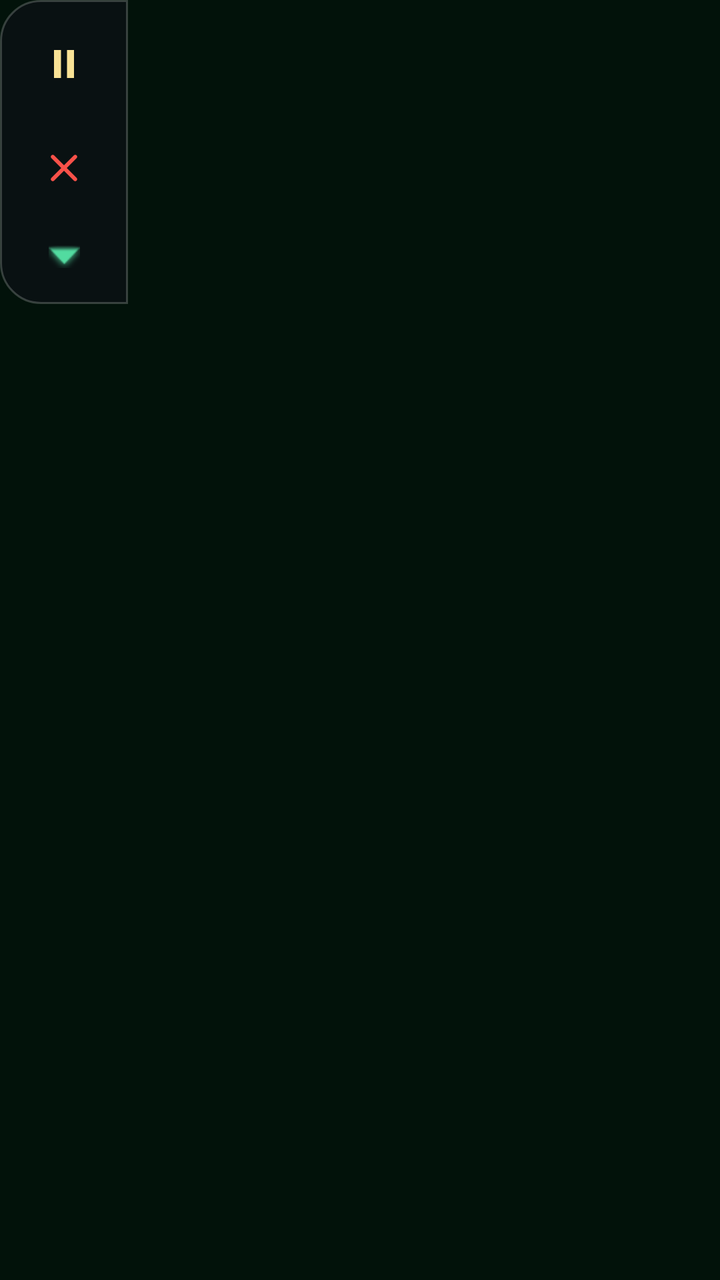
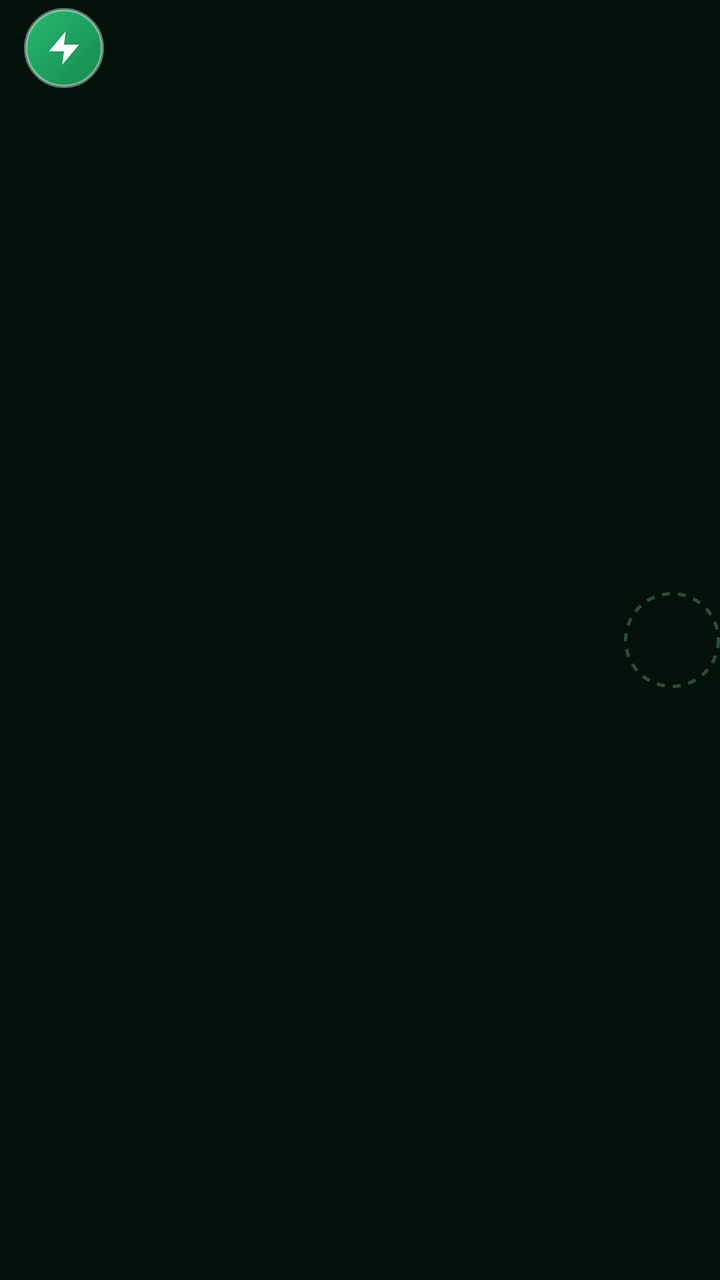

An Android layout rendered at two revisions. The XML below is the earlier revision; the diff shows what the commit changed to produce the second picture.
<!-- AndroidManifest.xml: application theme Theme.RealEarnPayPal -->
<!-- res/layout/overlay_controls.xml -->
<?xml version="1.0" encoding="utf-8"?>
<FrameLayout xmlns:android="http://schemas.android.com/apk/res/android"
    android:layout_width="wrap_content"
    android:layout_height="wrap_content">

    <LinearLayout
        android:id="@+id/llExpanded"
        android:layout_width="wrap_content"
        android:layout_height="wrap_content"
        android:orientation="vertical"
        android:gravity="end"
        android:background="@drawable/bg_overlay_panel"
        android:padding="8dp">

        <ImageButton
            android:id="@+id/btnToggle"
            android:layout_width="48dp"
            android:layout_height="48dp"
            android:background="@android:color/transparent"
            android:src="@drawable/ic_pause"
            android:contentDescription="Pause/Resume"
            android:tint="@color/vip_gold_light"/>

        <ImageButton
            android:id="@+id/btnClose"
            android:layout_width="48dp"
            android:layout_height="48dp"
            android:layout_marginTop="4dp"
            android:background="@android:color/transparent"
            android:src="@drawable/ic_close"
            android:contentDescription="Stop"
            android:tint="@color/error_red"/>

        <ImageButton
            android:id="@+id/btnMinimize"
            android:layout_width="32dp"
            android:layout_height="32dp"
            android:layout_gravity="center_horizontal"
            android:layout_marginTop="4dp"
            android:background="@android:color/transparent"
            android:src="@android:drawable/arrow_down_float"
            android:tint="@color/vip_emerald_light"/>
    </LinearLayout>

    <ImageView
        android:id="@+id/ivMinimized"
        android:layout_width="40dp"
        android:layout_height="40dp"
        android:visibility="gone"
        android:src="@drawable/ic_launcher"
        android:background="@drawable/bg_round_blue"
        android:padding="8dp"/>

</FrameLayout>
<!-- resources referenced by this layout -->
<resources>
  <color name="error_red">#FFF85149</color>
  <color name="vip_emerald_light">#FF52DBA0</color>
  <color name="vip_gold_light">#FFF9E295</color>
  <!-- drawable bg_overlay_panel (drawable) -->
  <?xml version="1.0" encoding="utf-8"?>
  <shape xmlns:android="http://schemas.android.com/apk/res/android"
      android:shape="rectangle">
      <solid android:color="#AA0D1117" />
      <corners
          android:topLeftRadius="20dp"
          android:topRightRadius="0dp"
          android:bottomLeftRadius="20dp"
          android:bottomRightRadius="0dp" />
      <stroke android:width="1dp" android:color="#33FFFFFF" />
  </shape>
  <!-- drawable bg_round_blue (drawable) -->
  <?xml version="1.0" encoding="utf-8"?>
  <shape xmlns:android="http://schemas.android.com/apk/res/android"
      android:shape="oval">
      <solid android:color="#FF0070BA" />
      <stroke android:width="1dp" android:color="#55FFFFFF" />
  </shape>
  <!-- drawable ic_close (drawable) -->
  <?xml version="1.0" encoding="utf-8"?>
  <vector xmlns:android="http://schemas.android.com/apk/res/android"
      android:width="24dp"
      android:height="24dp"
      android:viewportWidth="24"
      android:viewportHeight="24">
      <path
          android:fillColor="#FFFFFF"
          android:pathData="M18.3,7.1c0.4,-0.4 0.4,-1 0,-1.4c-0.4,-0.4 -1,-0.4 -1.4,0L12,10.6l-4.9,-4.9c-0.4,-0.4 -1,-0.4 -1.4,0c-0.4,0.4 -0.4,1 0,1.4L10.6,12l-4.9,4.9c-0.4,0.4 -0.4,1 0,1.4c0.4,0.4 1,0.4 1.4,0L12,13.4l4.9,4.9c0.4,0.4 1,0.4 1.4,0c0.4,-0.4 0.4,-1 0,-1.4L13.4,12z" />
  </vector>
  <!-- drawable ic_launcher (drawable) -->
  <?xml version="1.0" encoding="utf-8"?>
  <vector xmlns:android="http://schemas.android.com/apk/res/android"
      android:width="108dp"
      android:height="108dp"
      android:viewportWidth="108"
      android:viewportHeight="108">
      <path
          android:fillColor="#0070BA"
          android:pathData="M0,0h108v108h-108z" />
      <path
          android:fillColor="#FFFFFF"
          android:pathData="M32,38 L76,38 L76,46 L32,46 Z" />
      <path
          android:fillColor="#FFFFFF"
          android:pathData="M32,52 L68,52 L68,60 L32,60 Z" />
      <path
          android:fillColor="#FFFFFF"
          android:pathData="M32,66 L60,66 L60,74 L32,74 Z" />
  </vector>
  <!-- drawable ic_pause (drawable) -->
  <?xml version="1.0" encoding="utf-8"?>
  <vector xmlns:android="http://schemas.android.com/apk/res/android"
      android:width="24dp"
      android:height="24dp"
      android:viewportWidth="24"
      android:viewportHeight="24">
      <path
          android:fillColor="#FFFFFF"
          android:pathData="M7,5h3.5v14H7z M13.5,5H17v14h-3.5z" />
  </vector>
  <style name="Theme.RealEarnPayPal" parent="Theme.MaterialComponents.NoActionBar">
          <item name="colorPrimary">@color/vip_emerald</item>
          <item name="colorPrimaryVariant">@color/vip_emerald_dark</item>
          <item name="colorOnPrimary">@color/white</item>
          <item name="colorSecondary">@color/vip_gold</item>
          <item name="colorOnSecondary">@color/black</item>
          <item name="android:statusBarColor">@color/bg_dark</item>
          <item name="android:navigationBarColor">@color/bg_dark</item>
          <item name="android:windowBackground">@color/bg_dark</item>
          <item name="android:textColorPrimary">@color/text_light</item>
          <item name="android:textColorSecondary">@color/text_dim</item>
      </style>
  <color name="vip_emerald">#FF27B86E</color>
  <color name="vip_emerald_dark">#FF168A50</color>
  <color name="white">#FFFFFFFF</color>
  <color name="vip_gold">#FFE6C15A</color>
  <color name="black">#FF000000</color>
  <color name="bg_dark">#FF02120A</color>
  <color name="text_light">#FFE8F5EE</color>
  <color name="text_dim">#FF8BAA9A</color>
</resources>

<!-- the commit's change to res/layout/overlay_controls.xml (unified diff, before → after) -->
@@ -1,54 +1,69 @@
 <?xml version="1.0" encoding="utf-8"?>
 <FrameLayout xmlns:android="http://schemas.android.com/apk/res/android"
     android:layout_width="wrap_content"
-    android:layout_height="wrap_content">
+    android:layout_height="wrap_content"
+    android:paddingStart="4dp"
+    android:paddingTop="4dp"
+    android:paddingBottom="4dp">
+
+    
+    <View
+        android:id="@+id/ovPulseRing"
+        android:layout_width="48dp"
+        android:layout_height="48dp"
+        android:layout_gravity="end|center_vertical"
+        android:background="@drawable/bg_overlay_toggle_ring"
+        android:alpha="0.6" />
 
     <LinearLayout
-        android:id="@+id/llExpanded"
         android:layout_width="wrap_content"
         android:layout_height="wrap_content"
-        android:orientation="vertical"
-        android:gravity="end"
-        android:background="@drawable/bg_overlay_panel"
-        android:padding="8dp">
+        android:orientation="horizontal"
+        android:gravity="center_vertical">
 
+        
+        <LinearLayout
+            android:id="@+id/ovActions"
+            android:layout_width="wrap_content"
+            android:layout_height="wrap_content"
+            android:orientation="horizontal"
+            android:gravity="center_vertical"
+            android:visibility="gone"
+            android:alpha="0">
+
+            
+            <ImageButton
+                android:id="@+id/btnPause"
+                android:layout_width="48dp"
+                android:layout_height="48dp"
+                android:background="@drawable/bg_overlay_btn_pause"
+                android:src="@drawable/ic_overlay_pause"
+                android:scaleType="centerInside"
+                android:contentDescription="Pause" />
+
+            
+            <ImageButton
+                android:id="@+id/btnStop"
+                android:layout_width="48dp"
+                android:layout_height="48dp"
+                android:layout_marginStart="8dp"
+                android:background="@drawable/bg_overlay_btn_stop"
+                android:src="@drawable/ic_overlay_stop"
+                android:scaleType="centerInside"
+                android:contentDescription="Stop" />
+        </LinearLayout>
+
+        
         <ImageButton
             android:id="@+id/btnToggle"
-            android:layout_width="48dp"
-            android:layout_height="48dp"
-            android:background="@android:color/transparent"
-            android:src="@drawable/ic_pause"
-            android:contentDescription="Pause/Resume"
-            android:tint="@color/vip_gold_light"/>
-
-        <ImageButton
-            android:id="@+id/btnClose"
-            android:layout_width="48dp"
-            android:layout_height="48dp"
-            android:layout_marginTop="4dp"
-            android:background="@android:color/transparent"
-            android:src="@drawable/ic_close"
-            android:contentDescription="Stop"
-            android:tint="@color/error_red"/>
-
-        <ImageButton
-            android:id="@+id/btnMinimize"
-            android:layout_width="32dp"
-            android:layout_height="32dp"
-            android:layout_gravity="center_horizontal"
-            android:layout_marginTop="4dp"
-            android:background="@android:color/transparent"
-            android:src="@android:drawable/arrow_down_float"
-            android:tint="@color/vip_emerald_light"/>
+            android:layout_width="40dp"
+            android:layout_height="40dp"
+            android:layout_marginStart="8dp"
+            android:background="@drawable/bg_overlay_toggle_closed"
+            android:src="@drawable/ic_overlay_lightning"
+            android:scaleType="centerInside"
+            android:padding="10dp"
+            android:contentDescription="Toggle controls" />
     </LinearLayout>
 
-    <ImageView
-        android:id="@+id/ivMinimized"
-        android:layout_width="40dp"
-        android:layout_height="40dp"
-        android:visibility="gone"
-        android:src="@drawable/ic_launcher"
-        android:background="@drawable/bg_round_blue"
-        android:padding="8dp"/>
-
 </FrameLayout>
<!-- resource entries referenced after the edit -->
@@ -1,29 +1,48 @@
 <!-- resources referenced by this layout -->
 <resources>
-  <color name="error_red">#FFF85149</color>
-  <color name="vip_emerald_light">#FF52DBA0</color>
-  <color name="vip_gold_light">#FFF9E295</color>
-  <!-- drawable bg_overlay_panel (drawable) -->
+  <!-- drawable bg_overlay_btn_pause (drawable) -->
   <?xml version="1.0" encoding="utf-8"?>
-  <shape xmlns:android="http://schemas.android.com/apk/res/android"
-      android:shape="rectangle">
-      <solid android:color="#AA0D1117" />
-      <corners
-          android:topLeftRadius="20dp"
-          android:topRightRadius="0dp"
-          android:bottomLeftRadius="20dp"
-          android:bottomRightRadius="0dp" />
-      <stroke android:width="1dp" android:color="#33FFFFFF" />
+  <shape xmlns:android="http://schemas.android.com/apk/res/android" android:shape="rectangle">
+      <gradient
+          android:type="linear"
+          android:startColor="#F9E295"
+          android:endColor="#D4A834"
+          android:angle="315" />
+      <corners android:radius="14dp" />
+      <size android:width="48dp" android:height="48dp" />
+      <stroke android:width="1dp" android:color="#AAFFFFFF" />
   </shape>
-  <!-- drawable bg_round_blue (drawable) -->
+  <!-- drawable bg_overlay_btn_stop (drawable) -->
   <?xml version="1.0" encoding="utf-8"?>
-  <shape xmlns:android="http://schemas.android.com/apk/res/android"
-      android:shape="oval">
-      <solid android:color="#FF0070BA" />
-      <stroke android:width="1dp" android:color="#55FFFFFF" />
+  <shape xmlns:android="http://schemas.android.com/apk/res/android" android:shape="rectangle">
+      <gradient
+          android:type="linear"
+          android:startColor="#F87171"
+          android:endColor="#C81E1E"
+          android:angle="315" />
+      <corners android:radius="14dp" />
+      <size android:width="48dp" android:height="48dp" />
+      <stroke android:width="1dp" android:color="#99FFFFFF" />
   </shape>
-  <!-- drawable ic_close (drawable) -->
+  <!-- drawable bg_overlay_toggle_closed (drawable) -->
   <?xml version="1.0" encoding="utf-8"?>
+  <shape xmlns:android="http://schemas.android.com/apk/res/android" android:shape="oval">
+      <gradient
+          android:type="linear"
+          android:startColor="#27B86E"
+          android:endColor="#168A50"
+          android:angle="315" />
+      <size android:width="40dp" android:height="40dp" />
+      <stroke android:width="1.5dp" android:color="#66FFFFFF" />
+  </shape>
+  <!-- drawable bg_overlay_toggle_ring (drawable) -->
+  <?xml version="1.0" encoding="utf-8"?>
+  <shape xmlns:android="http://schemas.android.com/apk/res/android" android:shape="oval">
+      <solid android:color="#00000000" />
+      <stroke android:width="1.5dp" android:color="#8082DBA0" android:dashWidth="4dp" android:dashGap="4dp" />
+      <size android:width="48dp" android:height="48dp" />
+  </shape>
+  <!-- drawable ic_overlay_lightning (drawable) -->
   <vector xmlns:android="http://schemas.android.com/apk/res/android"
       android:width="24dp"
       android:height="24dp"
@@ -31,30 +50,19 @@
       android:viewportHeight="24">
       <path
           android:fillColor="#FFFFFF"
-          android:pathData="M18.3,7.1c0.4,-0.4 0.4,-1 0,-1.4c-0.4,-0.4 -1,-0.4 -1.4,0L12,10.6l-4.9,-4.9c-0.4,-0.4 -1,-0.4 -1.4,0c-0.4,0.4 -0.4,1 0,1.4L10.6,12l-4.9,4.9c-0.4,0.4 -0.4,1 0,1.4c0.4,0.4 1,0.4 1.4,0L12,13.4l4.9,4.9c0.4,0.4 1,0.4 1.4,0c0.4,-0.4 0.4,-1 0,-1.4L13.4,12z" />
+          android:pathData="M13,2L3,14h9l-1,8 10,-12h-9l1,-8z" />
   </vector>
-  <!-- drawable ic_launcher (drawable) -->
-  <?xml version="1.0" encoding="utf-8"?>
+  <!-- drawable ic_overlay_pause (drawable) -->
   <vector xmlns:android="http://schemas.android.com/apk/res/android"
-      android:width="108dp"
-      android:height="108dp"
-      android:viewportWidth="108"
-      android:viewportHeight="108">
+      android:width="24dp"
+      android:height="24dp"
+      android:viewportWidth="24"
+      android:viewportHeight="24">
       <path
-          android:fillColor="#0070BA"
-          android:pathData="M0,0h108v108h-108z" />
-      <path
-          android:fillColor="#FFFFFF"
-          android:pathData="M32,38 L76,38 L76,46 L32,46 Z" />
-      <path
-          android:fillColor="#FFFFFF"
-          android:pathData="M32,52 L68,52 L68,60 L32,60 Z" />
-      <path
-          android:fillColor="#FFFFFF"
-          android:pathData="M32,66 L60,66 L60,74 L32,74 Z" />
+          android:fillColor="#02120A"
+          android:pathData="M7,5h3.5v14H7z M13.5,5H17v14h-3.5z" />
   </vector>
-  <!-- drawable ic_pause (drawable) -->
-  <?xml version="1.0" encoding="utf-8"?>
+  <!-- drawable ic_overlay_stop (drawable) -->
   <vector xmlns:android="http://schemas.android.com/apk/res/android"
       android:width="24dp"
       android:height="24dp"
@@ -62,7 +70,7 @@
       android:viewportHeight="24">
       <path
           android:fillColor="#FFFFFF"
-          android:pathData="M7,5h3.5v14H7z M13.5,5H17v14h-3.5z" />
+          android:pathData="M6,6h12v12h-12z" />
   </vector>
   <style name="Theme.RealEarnPayPal" parent="Theme.MaterialComponents.NoActionBar">
           <item name="colorPrimary">@color/vip_emerald</item>
